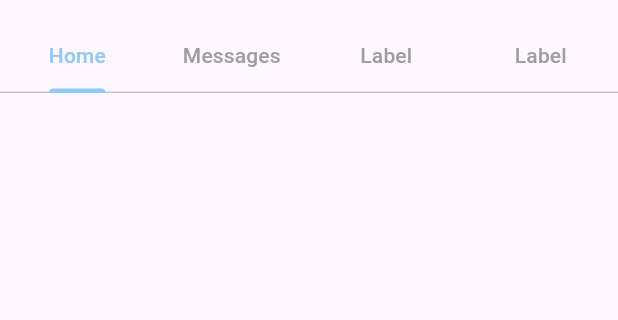
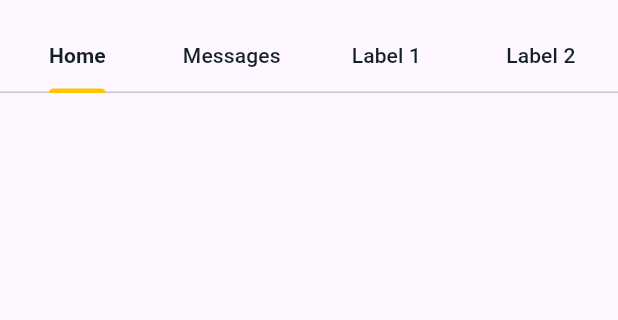
Before and after one commit to victorhugobc7/Design-System-Project---Mobile-II, a Flutter app: the TabPage screen opened directly, on a phone screen of 412 x 824 dp, the part 63-383 px from its top. Run offline on Flutter 3.47's test engine with Material 3 defaults, Android fonts, the phone set to English and light mode, and no system bars; Roboto replaces fonts that are missing (Proxima Nova).

Commit message:
Versão quase completa

```diff
--- a/lib/DesignSystem/Components/BottomTabBar/bottom_tab_bar.dart
+++ b/lib/DesignSystem/Components/BottomTabBar/bottom_tab_bar.dart
@@ -23,8 +23,8 @@ class BottomTabBar extends StatelessWidget {
     return BottomNavigationBar(
       items: viewModel.bottomTabs,
       type: BottomNavigationBarType.fixed,
-      selectedItemColor: darkPrimaryBrandColor,
-      unselectedItemColor: lightPrimaryBaseColorLight,
+      selectedItemColor: yellow_marigold,
+      unselectedItemColor: primaryInk,
       showUnselectedLabels: true,
       currentIndex: currentIndex,
       onTap: delegate?.onIndexChanged,
--- a/lib/DesignSystem/Components/LinkedLabel/linked_label.dart
+++ b/lib/DesignSystem/Components/LinkedLabel/linked_label.dart
@@ -26,7 +26,7 @@ class LinkedLabel extends StatelessWidget {
     return RichText(
       text: TextSpan(
         text: viewModel.fullText.substring(0, startIndex),
-        style: label2Semibold,
+        style: baseHyperlink,
         children: [
           TextSpan(
             text: viewModel.linkedText,
--- a/lib/DesignSystem/Components/Tab/tab.dart
+++ b/lib/DesignSystem/Components/Tab/tab.dart
@@ -1,6 +1,8 @@
 import 'package:flutter/material.dart';
 import 'tab_view_model.dart';
 import '../../shared/colors.dart';
+import '../../shared/fonts.dart';
+
 
 class TabComponent extends StatefulWidget {
   final TabViewModel tabViewModel;
@@ -49,9 +51,16 @@ class _TabComponentState extends State<TabComponent>
         TabBar(
           controller: tabController,
           tabs: widget.tabViewModel.tabs,
-          indicatorColor: lightPrimaryBrandColor,
-          labelColor: lightPrimaryBrandColor,
-          unselectedLabelColor: Colors.grey,
+          indicatorColor: yellow_marigold,
+          labelStyle: TextStyle(
+            color: primaryInk,
+            fontWeight: FontWeight.bold,
+            fontFamily: primaryFont,
+          ),
+          unselectedLabelStyle: TextStyle(
+            color: primaryInk,
+            fontFamily: primaryFont,
+          ),
         ),
       ],
     );
--- a/lib/DesignSystem/Samples/actionButtonSampleScreen/action_button_sample_screen.dart
+++ b/lib/DesignSystem/Samples/actionButtonSampleScreen/action_button_sample_screen.dart
@@ -27,7 +27,8 @@ class ActionButtonPage extends StatelessWidget {
                       ActionButtonViewModel(
                         size: ActionButtonSize.large,
                         style: ActionButtonStyle.primary,
-                        text: 'Large',
+                        icon: Icons.rocket_launch_rounded,
+                        text: 'PRIMARY BUTTON',
                         onPressed: () {}
                       )
                     ),
--- a/lib/DesignSystem/Samples/inputFieldSampleScreen/input_field_sample_screen.dart
+++ b/lib/DesignSystem/Samples/inputFieldSampleScreen/input_field_sample_screen.dart
@@ -29,7 +29,6 @@ class InputFieldPage extends StatelessWidget {
               viewModel: InputTextViewModel(
                   controller: passwordController1,
                   placeholder: '',
-                  title: 'Tests',
                   password: true,
                   suffixIcon: const Icon(Icons.remove_red_eye),
                   validator: (value) {
--- a/lib/DesignSystem/Samples/linkedLabelSampleScreen/linked_label_sample_screen.dart
+++ b/lib/DesignSystem/Samples/linkedLabelSampleScreen/linked_label_sample_screen.dart
@@ -22,7 +22,9 @@ class LinkedLabelPage extends StatelessWidget {
               viewModel: LinkedLabelViewModel(
                 fullText: "texto com link",
                 linkedText: "com link",
-                onLinkTap: () {},
+                onLinkTap: () {
+
+                },
               ),
             )
           ],
--- a/lib/DesignSystem/Samples/tabComponentSampleScreen/tab_sample_screen.dart
+++ b/lib/DesignSystem/Samples/tabComponentSampleScreen/tab_sample_screen.dart
@@ -2,10 +2,20 @@ import 'package:flutter/material.dart';
 import '../../Components/Tab/tab.dart';
 import '../../Components/Tab/tab_view_model.dart';
 
+import '../../Components/TabBar/tabbar.dart';
+import '../../Components/TabBar/tabbar_view_model.dart';
+
 
 
 class TabPage extends StatelessWidget {
+
   const TabPage({super.key});
+  static const List<String> titles = [
+    'Home',
+    'Messages',
+    'Label 1',
+    'Label 2',
+  ];
 
   @override
   Widget build(BuildContext context) {
@@ -15,15 +25,23 @@ class TabPage extends StatelessWidget {
       ),
       body: TabComponent.instantiate(
         tabViewModel: TabViewModel(
-          tabs: [
+            tabs: [
             const Tab(text: 'Home',),
             const Tab(text: 'Messages',),
-            const Tab(text: 'Label',),
-            const Tab(text: 'Label',),
-          ],
-          initialIndex: 0,
+            const Tab(text: 'Label 1',),
+            const Tab(text: 'Label 2',),
+            ],
+            initialIndex: 0,
         ),
       )
+
+
+      /*CustomTabBar.instantiate(
+        TabBarViewModel(
+          tabTitles: titles,
+          ),
+        (p4) { },
+        )*/
     );
   }
 }
--- a/lib/DesignSystem/shared/spacing.dart
+++ b/lib/DesignSystem/shared/spacing.dart
@@ -3,9 +3,9 @@ import 'package:flutter/material.dart';
 const double tripleXS = 4;
 const double doubleXS = 8;
 const double extraSmall = 12;
-const double S = 16;
-const double M = 24; //Gutters (Space between columns)
-const double L = 32;
+const double small = 16;
+const double medium = 24; //Gutters (Space between columns)
+const double large = 32;
 const double extraLarge = 48;
 const double doubleXL = 64;
 const double tripleXL = 96;
```
Also changed, not shown: lib/DesignSystem/Components/Bottom Navigation Bar/Bottom Navigation Bar/bottom_navigation_bar.dart (+5 -4 lines), lib/DesignSystem/Components/Buttons/ActionButton/action_button.dart (+75 -23 lines), lib/DesignSystem/Components/InputField/input_text.dart (+44 -12 lines), lib/DesignSystem/Components/TabBar/tabbar.dart (+8 -4 lines), lib/DesignSystem/shared/styles.dart (+26 -0 lines).
